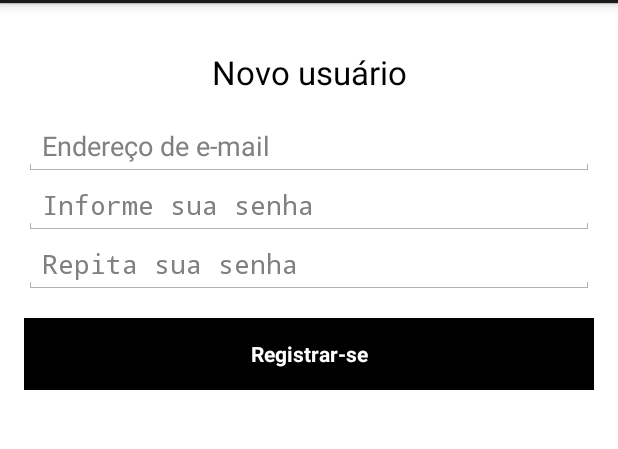
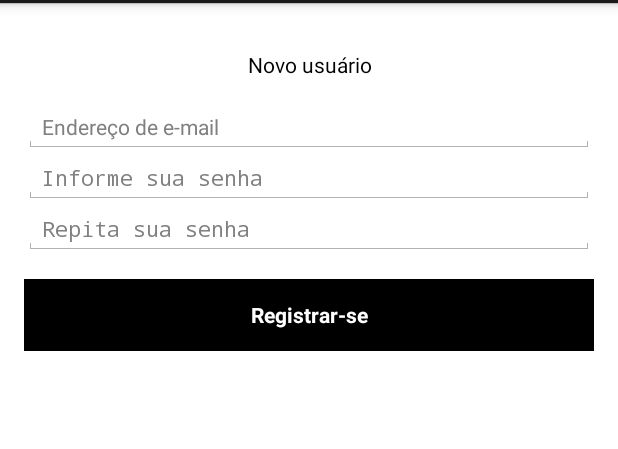
Before and after one commit to andreybrugnera/sos-precos, an Android app: the RegisterActivity screen opened directly, with no data from a screen before it, on a phone screen of 412 x 824 dp, the part 69-518 px from its top. Run offline under Robolectric (Android 15) with nearby library versions, the phone set to English and light mode, and no system bars; our stand-ins replace Firebase (no records; nobody signed in at launch, a user with empty details on screens opened directly).

Commit message:
Adjusted font size, fetch location address by selecting location in map.

```diff
--- a/app/build.gradle
+++ b/app/build.gradle
@@ -37,6 +37,7 @@ dependencies {
     implementation 'com.android.support:design:26.1.0'
     implementation 'com.android.volley:volley:1.0.0'
     implementation 'com.google.android.gms:play-services-location:11.8.0'
+    implementation 'com.google.android.gms:play-services-places:11.8.0'
     implementation 'com.google.android.gms:play-services-maps:11.8.0'
 }
 
--- a/app/src/main/java/br/edu/ifspsaocarlos/sosprecos/service/FetchLocationService.java
+++ b/app/src/main/java/br/edu/ifspsaocarlos/sosprecos/service/FetchLocationService.java
@@ -6,7 +6,6 @@ import android.location.Address;
 import android.location.Geocoder;
 import android.location.Location;
 import android.os.Bundle;
-import android.os.Handler;
 import android.os.ResultReceiver;
 import android.support.annotation.Nullable;
 import android.util.Log;
@@ -45,13 +44,13 @@ public class FetchLocationService extends IntentService {
     }
 
     private LocationAddress buildLocationAddress(Address address) {
-        String street = address.getAddressLine(0);
+        String addressLine = address.getAddressLine(0);
         String city = address.getLocality();
         String state = address.getAdminArea();
         String country = address.getCountryName();
         String postalCode = address.getPostalCode();
 
-        LocationAddress locationAddress = new LocationAddress(street,
+        LocationAddress locationAddress = new LocationAddress(addressLine,
                 city, state, country, postalCode);
 
         return locationAddress;
--- a/app/src/main/res/layout/activity_register.xml
+++ b/app/src/main/res/layout/activity_register.xml
@@ -2,13 +2,13 @@
     xmlns:tools="http://schemas.android.com/tools"
     android:layout_width="match_parent"
     android:layout_height="match_parent"
+    android:background="@color/background_color"
     android:gravity="center_horizontal"
     android:orientation="vertical"
     android:paddingBottom="@dimen/activity_vertical_margin"
     android:paddingLeft="@dimen/activity_horizontal_margin"
     android:paddingRight="@dimen/activity_horizontal_margin"
     android:paddingTop="@dimen/activity_vertical_margin"
-    android:background="@color/background_color"
     tools:context="br.edu.ifspsaocarlos.sosprecos.view.login.RegisterActivity">
 
     <ProgressBar
@@ -16,8 +16,8 @@
         style="?android:attr/progressBarStyleLarge"
         android:layout_width="wrap_content"
         android:layout_height="wrap_content"
+        android:layout_gravity="center"
         android:layout_marginBottom="8dp"
-        android:layout_gravity="center"
         android:visibility="gone" />
 
     <ScrollView
@@ -33,45 +33,48 @@
 
             <TextView
                 android:id="@+id/tv_register_title"
-                style="?android:textAppearanceLarge"
+                style="?android:textAppearanceSmall"
                 android:layout_width="match_parent"
                 android:layout_height="wrap_content"
                 android:gravity="center"
                 android:padding="15dp"
-                android:textColor="@color/label_text_color"
-                android:text="@string/new_user" />
+                android:text="@string/new_user"
+                android:textColor="@color/label_text_color" />
 
             <AutoCompleteTextView
                 android:id="@+id/actv_email"
+                style="?android:textAppearanceSmall"
                 android:layout_width="match_parent"
                 android:layout_height="wrap_content"
-                android:textColor="@color/input_text_color"
                 android:hint="@string/inform_email"
                 android:inputType="textEmailAddress"
                 android:maxLines="1"
-                android:singleLine="true" />
+                android:singleLine="true"
+                android:textColor="@color/input_text_color" />
 
             <EditText
                 android:id="@+id/et_password"
+                style="?android:textAppearanceSmall"
                 android:layout_width="match_parent"
                 android:layout_height="wrap_content"
-                android:textColor="@color/input_text_color"
                 android:hint="@string/inform_password"
                 android:imeOptions="actionUnspecified"
                 android:inputType="textPassword"
                 android:maxLines="1"
-                android:singleLine="true" />
+                android:singleLine="true"
+                android:textColor="@color/input_text_color" />
 
             <EditText
                 android:id="@+id/et_confirm_password"
+                style="?android:textAppearanceSmall"
                 android:layout_width="match_parent"
                 android:layout_height="wrap_content"
-                android:textColor="@color/input_text_color"
                 android:hint="@string/confirm_password"
                 android:imeOptions="actionUnspecified"
                 android:inputType="textPassword"
                 android:maxLines="1"
-                android:singleLine="true" />
+                android:singleLine="true"
+                android:textColor="@color/input_text_color" />
 
             <Button
                 android:id="@+id/bt_register"
@@ -79,11 +82,11 @@
                 android:layout_width="match_parent"
                 android:layout_height="wrap_content"
                 android:layout_marginTop="16dp"
+                android:background="@color/button_background_color"
+                android:onClick="registerUser"
+                android:text="@string/register"
                 android:textColor="@color/button_text_color"
-                android:background="@color/button_background_color"
-                android:text="@string/register"
-                android:textStyle="bold"
-                android:onClick="registerUser"/>
+                android:textStyle="bold" />
         </LinearLayout>
     </ScrollView>
 </LinearLayout>
--- a/app/src/main/res/layout/category_layout.xml
+++ b/app/src/main/res/layout/category_layout.xml
@@ -11,7 +11,7 @@
 
         <TextView
             android:id="@+id/et_name"
-            style="?android:textAppearanceLarge"
+            style="?android:textAppearanceListItem"
             android:layout_width="wrap_content"
             android:layout_height="wrap_content"
             android:paddingBottom="10dp"
```
Also changed, not shown: app/src/main/java/br/edu/ifspsaocarlos/sosprecos/util/location/LocationAddress.java (+7 -7 lines), app/src/main/java/br/edu/ifspsaocarlos/sosprecos/util/location/LocationUtils.java (deleted, +0 -34 lines), app/src/main/java/br/edu/ifspsaocarlos/sosprecos/view/ProviderActivity.java (+63 -9 lines), app/src/main/res/drawable/ic_location_pointer.xml (added, +9 -0 lines), app/src/main/res/layout/activity_category.xml (+4 -3 lines), app/src/main/res/layout/activity_login.xml (+20 -16 lines), app/src/main/res/layout/activity_provider.xml (+40 -8 lines), app/src/main/res/layout/activity_reset_password.xml (+13 -11 lines), app/src/main/res/values/strings.xml (+0 -8 lines).
